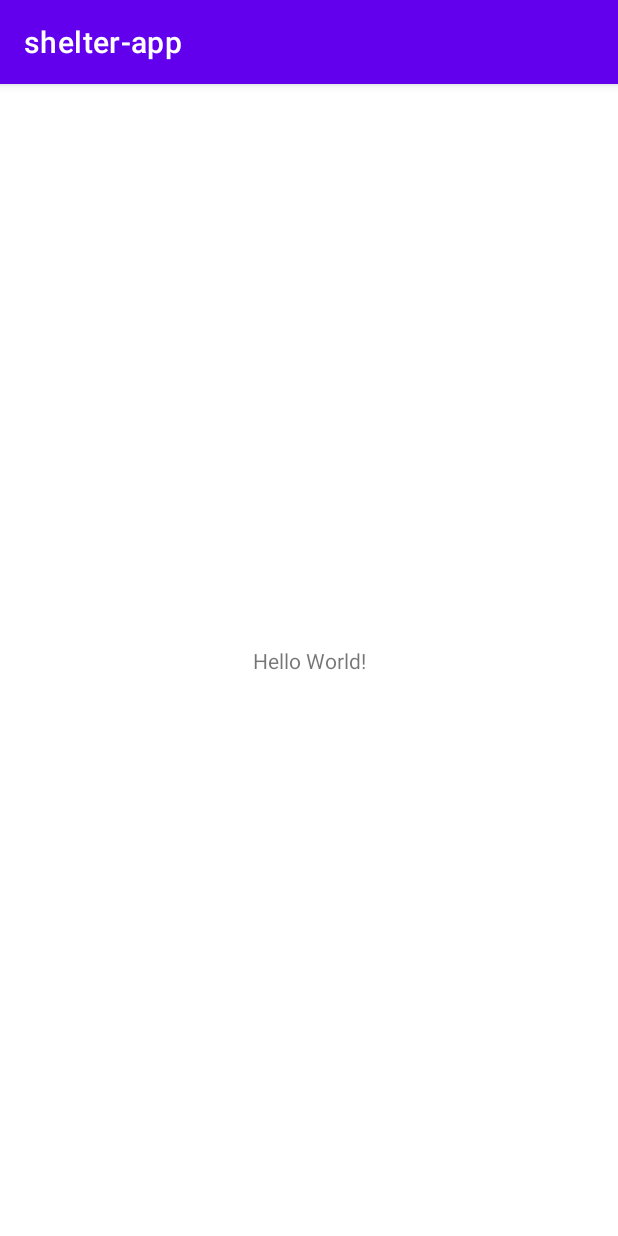
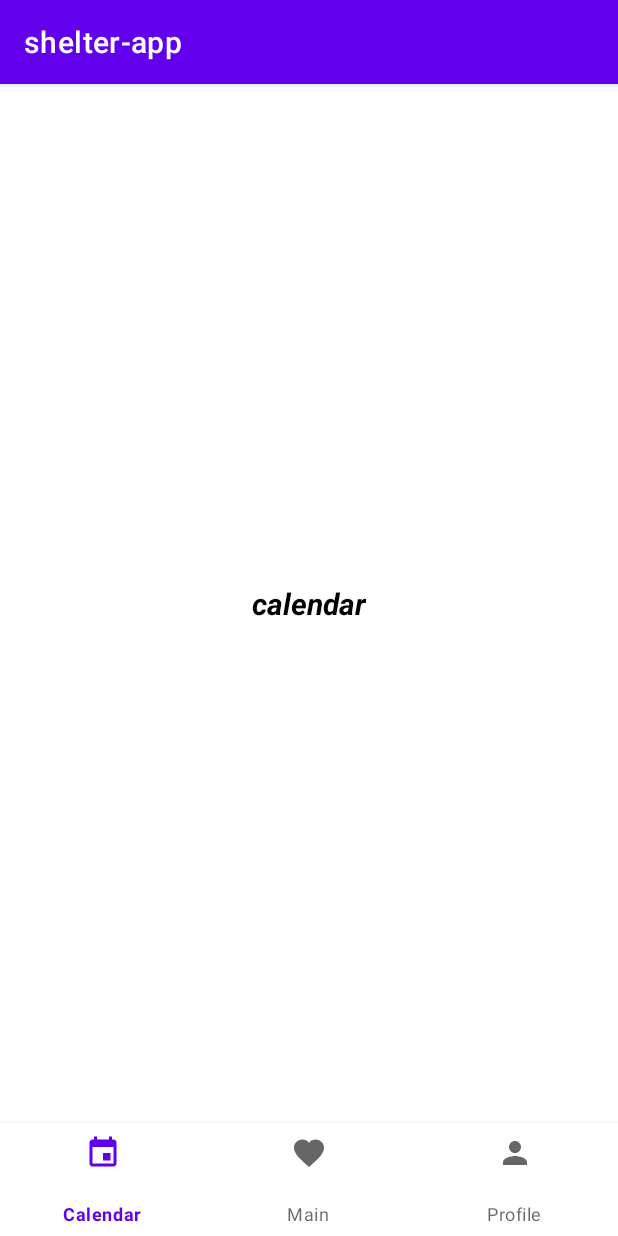
Before and after one commit to WronaK/shelter-app, an Android app: the screen it shows after launch (MainActivity), on a phone screen of 412 x 824 dp. Run offline under Robolectric (Android 15) with nearby library versions, the phone set to English and light mode, and no system bars.

Commit message:
Navigation

```diff
--- a/android/app/build.gradle
+++ b/android/app/build.gradle
@@ -32,6 +32,7 @@ dependencies {
     implementation 'androidx.appcompat:appcompat:1.3.1'
     implementation 'com.google.android.material:material:1.4.0'
     implementation 'androidx.constraintlayout:constraintlayout:2.1.1'
+    implementation 'androidx.legacy:legacy-support-v4:1.0.0'
     testImplementation 'junit:junit:4.+'
     androidTestImplementation 'androidx.test.ext:junit:1.1.3'
     androidTestImplementation 'androidx.test.espresso:espresso-core:3.4.0'
--- /dev/null
+++ b/android/app/src/main/java/com/example/shelter_app/FragmentCalendar.java
@@ -0,0 +1,19 @@
+package com.example.shelter_app;
+
+import android.os.Bundle;
+import android.view.LayoutInflater;
+import android.view.View;
+import android.view.ViewGroup;
+
+import androidx.fragment.app.Fragment;
+
+public class FragmentCalendar extends Fragment {
+
+    public FragmentCalendar() {}
+
+    @Override
+    public View onCreateView(LayoutInflater inflater, ViewGroup container, Bundle savedInstanceState) {
+        // Inflate the layout for this fragment
+        return inflater.inflate(R.layout.fragment_callendar, container, false);
+    }
+}
--- /dev/null
+++ b/android/app/src/main/java/com/example/shelter_app/FragmentMain.java
@@ -0,0 +1,21 @@
+package com.example.shelter_app;
+
+import android.os.Bundle;
+import android.view.LayoutInflater;
+import android.view.View;
+import android.view.ViewGroup;
+
+import androidx.fragment.app.Fragment;
+
+public class FragmentMain extends Fragment {
+
+    public FragmentMain() {
+        // require a empty public constructor
+    }
+
+    @Override
+    public View onCreateView(LayoutInflater inflater, ViewGroup container, Bundle savedInstanceState) {
+        // Inflate the layout for this fragment
+        return inflater.inflate(R.layout.fragment_main, container, false);
+    }
+}
--- /dev/null
+++ b/android/app/src/main/java/com/example/shelter_app/FragmentProfile.java
@@ -0,0 +1,21 @@
+package com.example.shelter_app;
+
+import android.os.Bundle;
+import android.view.LayoutInflater;
+import android.view.View;
+import android.view.ViewGroup;
+
+import androidx.fragment.app.Fragment;
+
+public class FragmentProfile extends Fragment {
+
+    public FragmentProfile() {
+        // require a empty public constructor
+    }
+
+    @Override
+    public View onCreateView(LayoutInflater inflater, ViewGroup container, Bundle savedInstanceState) {
+        // Inflate the layout for this fragment
+        return inflater.inflate(R.layout.fragment_profile, container, false);
+    }
+}
--- a/android/app/src/main/java/com/example/shelter_app/MainActivity.java
+++ b/android/app/src/main/java/com/example/shelter_app/MainActivity.java
@@ -1,14 +1,50 @@
 package com.example.shelter_app;
 
+import android.os.Bundle;
+import android.view.MenuItem;
+
+import androidx.annotation.NonNull;
 import androidx.appcompat.app.AppCompatActivity;
 
-import android.os.Bundle;
+import com.google.android.material.bottomnavigation.BottomNavigationView;
 
-public class MainActivity extends AppCompatActivity {
+public class MainActivity extends AppCompatActivity implements BottomNavigationView.OnNavigationItemSelectedListener {
+
+    BottomNavigationView bottomNavigationView;
 
     @Override
     protected void onCreate(Bundle savedInstanceState) {
         super.onCreate(savedInstanceState);
         setContentView(R.layout.activity_main);
+
+        bottomNavigationView = findViewById(R.id.bottomNav);
+
+        bottomNavigationView.setOnNavigationItemSelectedListener((BottomNavigationView.OnNavigationItemSelectedListener) this);
+        bottomNavigationView.setSelectedItemId(R.id.calendar);
     }
+
+    FragmentCalendar calendarFragment = new FragmentCalendar();
+    FragmentMain mainFragment = new FragmentMain();
+    FragmentProfile profileFragment = new FragmentProfile();
+
+    @Override
+    public boolean onNavigationItemSelected(@NonNull MenuItem item) {
+
+        switch (item.getItemId()) {
+            case R.id.calendar:
+                getSupportFragmentManager().beginTransaction().replace(R.id.container, calendarFragment).commit();
+                return true;
+
+            case R.id.main:
+                getSupportFragmentManager().beginTransaction().replace(R.id.container, mainFragment).commit();
+                return true;
+
+            case R.id.profile:
+                getSupportFragmentManager().beginTransaction().replace(R.id.container, profileFragment).commit();
+                return true;
+        }
+        return false;
+    }
+
+
 }
--- /dev/null
+++ b/android/app/src/main/res/drawable/ic_calendar.xml
@@ -0,0 +1,10 @@
+<vector xmlns:android="http://schemas.android.com/apk/res/android"
+    android:width="24dp"
+    android:height="24dp"
+    android:viewportWidth="24"
+    android:viewportHeight="24"
+    android:tint="?attr/colorControlNormal">
+  <path
+      android:fillColor="@android:color/white"
+      android:pathData="M17,12h-5v5h5v-5zM16,1v2L8,3L8,1L6,1v2L5,3c-1.11,0 -1.99,0.9 -1.99,2L3,19c0,1.1 0.89,2 2,2h14c1.1,0 2,-0.9 2,-2L21,5c0,-1.1 -0.9,-2 -2,-2h-1L18,1h-2zM19,19L5,19L5,8h14v11z"/>
+</vector>
--- /dev/null
+++ b/android/app/src/main/res/drawable/ic_main.xml
@@ -0,0 +1,10 @@
+<vector xmlns:android="http://schemas.android.com/apk/res/android"
+    android:width="24dp"
+    android:height="24dp"
+    android:viewportWidth="24"
+    android:viewportHeight="24"
+    android:tint="?attr/colorControlNormal">
+  <path
+      android:fillColor="@android:color/white"
+      android:pathData="M12,21.35l-1.45,-1.32C5.4,15.36 2,12.28 2,8.5 2,5.42 4.42,3 7.5,3c1.74,0 3.41,0.81 4.5,2.09C13.09,3.81 14.76,3 16.5,3 19.58,3 22,5.42 22,8.5c0,3.78 -3.4,6.86 -8.55,11.54L12,21.35z"/>
+</vector>
--- /dev/null
+++ b/android/app/src/main/res/drawable/ic_profile.xml
@@ -0,0 +1,10 @@
+<vector xmlns:android="http://schemas.android.com/apk/res/android"
+    android:width="24dp"
+    android:height="24dp"
+    android:viewportWidth="24"
+    android:viewportHeight="24"
+    android:tint="?attr/colorControlNormal">
+  <path
+      android:fillColor="@android:color/white"
+      android:pathData="M12,12c2.21,0 4,-1.79 4,-4s-1.79,-4 -4,-4 -4,1.79 -4,4 1.79,4 4,4zM12,14c-2.67,0 -8,1.34 -8,4v2h16v-2c0,-2.66 -5.33,-4 -8,-4z"/>
+</vector>
--- a/android/app/src/main/res/layout/activity_main.xml
+++ b/android/app/src/main/res/layout/activity_main.xml
@@ -6,13 +6,24 @@
     android:layout_height="match_parent"
     tools:context=".MainActivity">
 
-    <TextView
-        android:layout_width="wrap_content"
-        android:layout_height="wrap_content"
-        android:text="Hello World!"
-        app:layout_constraintBottom_toBottomOf="parent"
-        app:layout_constraintLeft_toLeftOf="parent"
-        app:layout_constraintRight_toRightOf="parent"
+    <FrameLayout
+        android:id="@+id/container"
+        android:layout_width="match_parent"
+        android:layout_height="0dp"
+        app:layout_constraintBottom_toTopOf="@+id/bottomNav"
+        app:layout_constraintEnd_toEndOf="parent"
+        app:layout_constraintHorizontal_bias="0.5"
+        app:layout_constraintStart_toStartOf="parent"
         app:layout_constraintTop_toTopOf="parent" />
 
+    <com.google.android.material.bottomnavigation.BottomNavigationView
+        android:id="@+id/bottomNav"
+        android:layout_width="match_parent"
+        android:layout_height="75dp"
+        app:layout_constraintBottom_toBottomOf="parent"
+        app:layout_constraintEnd_toEndOf="parent"
+        app:layout_constraintHorizontal_bias="0.5"
+        app:layout_constraintStart_toStartOf="parent"
+        app:menu="@menu/bot_nav_menu"/>
+
 </androidx.constraintlayout.widget.ConstraintLayout>
--- /dev/null
+++ b/android/app/src/main/res/layout/fragment_callendar.xml
@@ -0,0 +1,24 @@
+<?xml version="1.0" encoding="utf-8"?>
+<androidx.constraintlayout.widget.ConstraintLayout
+    xmlns:android="http://schemas.android.com/apk/res/android"
+    xmlns:app="http://schemas.android.com/apk/res-auto"
+    xmlns:tools="http://schemas.android.com/tools"
+    android:layout_width="match_parent"
+    android:layout_height="match_parent"
+    tools:context=".MainActivity">
+
+    <TextView
+        android:id="@+id/fragmentCalendar"
+        android:layout_width="wrap_content"
+        android:layout_height="wrap_content"
+        android:text="@string/calendar_name"
+        android:textColor="#000000"
+        android:textSize="20sp"
+        android:textStyle="italic|bold"
+        app:layout_constraintBottom_toBottomOf="parent"
+        app:layout_constraintEnd_toEndOf="parent"
+        app:layout_constraintHorizontal_bias="0.5"
+        app:layout_constraintStart_toStartOf="parent"
+        app:layout_constraintTop_toTopOf="parent" />
+
+</androidx.constraintlayout.widget.ConstraintLayout>
--- /dev/null
+++ b/android/app/src/main/res/menu/bot_nav_menu.xml
@@ -0,0 +1,19 @@
+<?xml version="1.0" encoding="utf-8"?>
+<menu xmlns:android="http://schemas.android.com/apk/res/android">
+    <item
+        android:id="@+id/calendar"
+        android:title="Calendar"
+        android:icon="@drawable/ic_calendar"
+        />
+    <item
+        android:id="@+id/main"
+        android:title="Main"
+        android:icon="@drawable/ic_main"
+        />
+    <item
+        android:id="@+id/profile"
+        android:title="Profile"
+        android:icon="@drawable/ic_profile"
+
+        />
+</menu>
--- a/android/app/src/main/res/values/colors.xml
+++ b/android/app/src/main/res/values/colors.xml
@@ -7,4 +7,7 @@
     <color name="teal_700">#FF018786</color>
     <color name="black">#FF000000</color>
     <color name="white">#FFFFFFFF</color>
+    <color name="colorPrimary">#000000</color>
+    <color name="colorPrimaryDark">#000000</color>
+    <color name="colorAccent">#000000</color>
 </resources>
--- a/android/app/src/main/res/values/strings.xml
+++ b/android/app/src/main/res/values/strings.xml
@@ -1,3 +1,8 @@
 <resources>
     <string name="app_name">shelter-app</string>
+    <!-- TODO: Remove or change this placeholder text -->
+    <string name="hello_blank_fragment">Hello blank fragment</string>
+    <string name="calendar_name">calendar</string>
+    <string name="main_name">main</string>
+    <string name="profile_name">profile</string>
 </resources>
```
Also changed, not shown: android/app/src/main/res/layout/fragment_main.xml (added, +14 -0 lines), android/app/src/main/res/layout/fragment_profile.xml (added, +14 -0 lines), android/app/src/main/res/values/styles.xml (added, +11 -0 lines).
